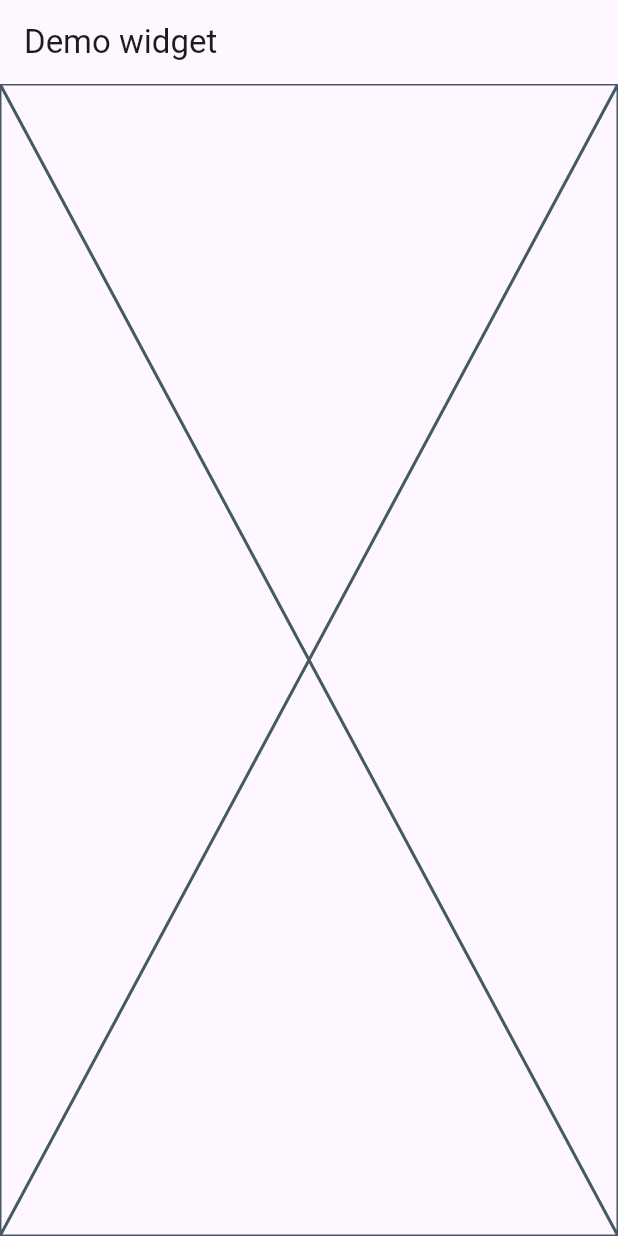
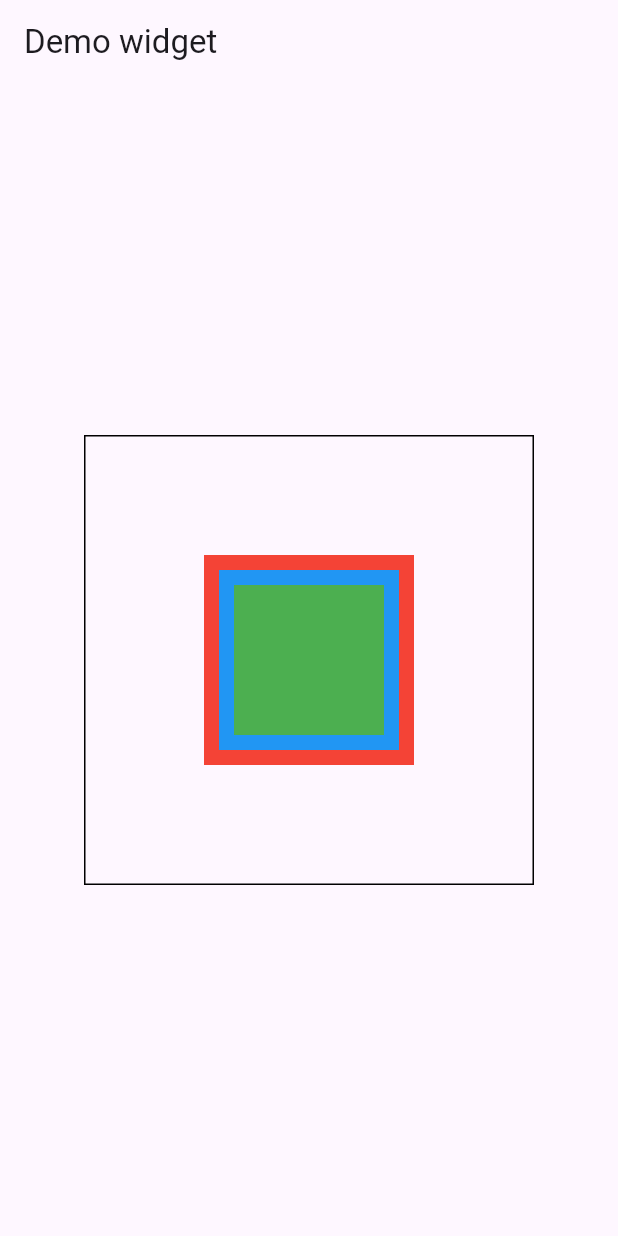
Before and after one commit to phamtanphat/statefull_stateless_widget16032024, a Flutter app: the screen it shows after launch, on a phone screen of 412 x 824 dp. Run offline on Flutter 3.47's test engine with Material 3 defaults, Android fonts, the phone set to English and light mode, and no system bars.

```diff
--- a/lib/demo_widget_page.dart
+++ b/lib/demo_widget_page.dart
@@ -24,7 +24,26 @@ class DemoStack extends StatelessWidget {
 
   @override
   Widget build(BuildContext context) {
-    return const Placeholder();
+    return Container(
+      constraints: BoxConstraints.expand(),
+      child: Center(
+        child: Container(
+          width: 300,
+          height: 300,
+          decoration: BoxDecoration(
+            border: Border.all()
+          ),
+          child: Stack(
+            alignment: Alignment.center,
+            children: [
+                Container(width: 140, height: 140, color: Colors.red),
+                Container(width: 120, height: 120, color: Colors.blue),
+                Container(width: 100, height: 100, color: Colors.green),
+            ]
+          ),
+        )
+      ),
+    );
   }
 }
 
```
